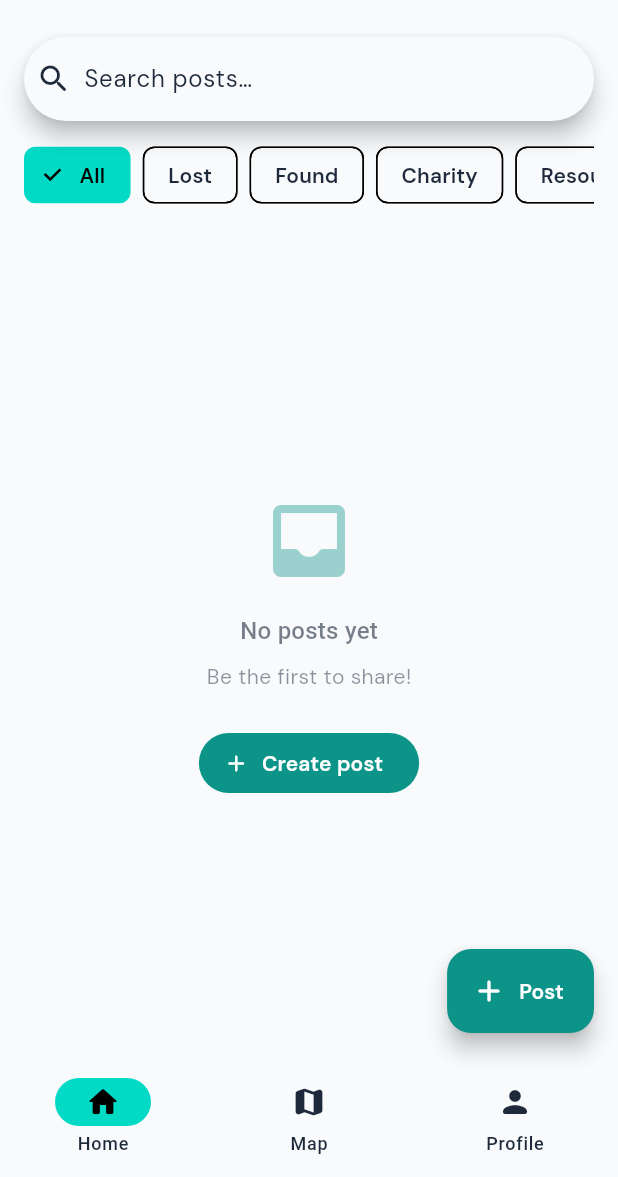
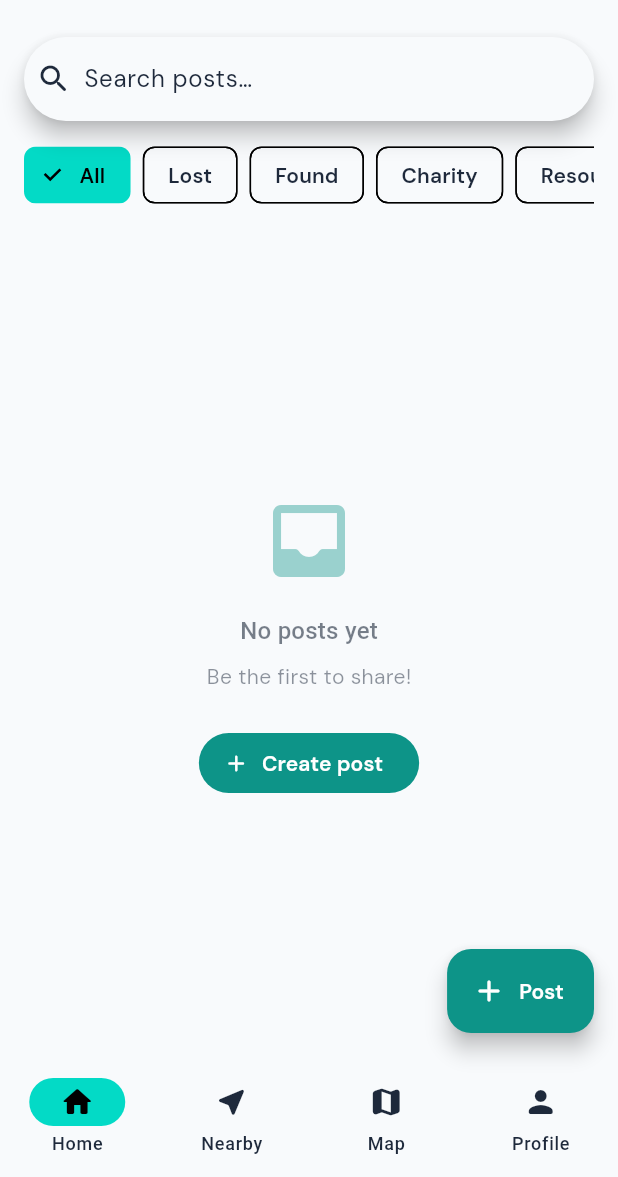
Before and after one commit to mqasim434/Civic-Citizen, a Flutter app: the MainShell screen opened by its route, after a tap on "All", on a phone screen of 412 x 824 dp, the part 59-1236 px from its top. Run offline on Flutter 3.47's test engine with Material 3 defaults, Android fonts, the phone set to English and light mode, and no system bars; our stand-ins replace cloud_firestore, firebase_auth, firebase_core, flutter_animate, flutter_local_notifications, geocoding and 7 more; missing offline and left inert: custom_info_window, google_mlkit_face_detection, mobile_scanner; accounts and stored records are empty.

Commit message:
feat: Implemented nearby items screen with functionality

```diff
--- a/lib/features/home/views/main_shell.dart
+++ b/lib/features/home/views/main_shell.dart
@@ -3,6 +3,7 @@ import 'package:flutter/material.dart';
 import '../../../core/constants/app_constants.dart';
 import '../../../core/routes/app_router.dart';
 import 'dashboard_view.dart';
+import 'nearby_posts_view.dart';
 import '../../profile/views/profile_view.dart';
 import '../views/map_placeholder_view.dart';
 
@@ -19,6 +20,7 @@ class _MainShellState extends State<MainShell> {
 
   static const _tabs = [
     _TabItem(icon: Icons.home_rounded, label: 'Home'),
+    _TabItem(icon: Icons.near_me_rounded, label: 'Nearby'),
     _TabItem(icon: Icons.map_rounded, label: 'Map'),
     _TabItem(icon: Icons.person_rounded, label: 'Profile'),
   ];
@@ -30,6 +32,7 @@ class _MainShellState extends State<MainShell> {
         index: _index,
         children: const [
           DashboardView(),
+          NearbyPostsView(),
           MapPostsView(),
           ProfileView(),
         ],
--- a/lib/features/home/views/map_placeholder_view.dart
+++ b/lib/features/home/views/map_placeholder_view.dart
@@ -11,6 +11,7 @@ import '../../../core/constants/app_constants.dart';
 import '../../../core/routes/app_router.dart';
 import '../../posts/controllers/post_controller.dart';
 import '../../posts/models/post_model.dart';
+import '../../posts/utils/post_search_filter.dart';
 
 class MapPostsView extends StatefulWidget {
   const MapPostsView({super.key});
@@ -34,6 +35,9 @@ class _MapPostsViewState extends State<MapPostsView> {
 
   PostModule? _moduleFilter;
   String? _categoryFilter;
+  double? _radiusKm;
+  double? _userLatitude;
+  double? _userLongitude;
   bool _didCenterOnUser = false;
 
   @override
@@ -64,15 +68,46 @@ class _MapPostsViewState extends State<MapPostsView> {
             future: _buildMarkerCoordinates(visiblePosts),
             builder: (context, coordSnap) {
               final markerCoords = coordSnap.data ?? const <String, LatLng>{};
-              final markerPosts = visiblePosts
+              var markerPosts = visiblePosts
                   .where((p) => markerCoords.containsKey(p.id))
                   .toList();
+              if (_radiusKm != null &&
+                  _userLatitude != null &&
+                  _userLongitude != null) {
+                markerPosts = markerPosts.where((post) {
+                  final coords = markerCoords[post.id]!;
+                  return PostSearchFilter.distanceKm(
+                        _userLatitude!,
+                        _userLongitude!,
+                        coords.latitude,
+                        coords.longitude,
+                      ) <=
+                      _radiusKm!;
+                }).toList();
+              }
               final markers = _buildMarkers(markerPosts, markerCoords);
+              final theme = Theme.of(context);
+              final circles = _radiusKm != null &&
+                      _userLatitude != null &&
+                      _userLongitude != null
+                  ? {
+                      Circle(
+                        circleId: const CircleId('nearby_radius'),
+                        center: LatLng(_userLatitude!, _userLongitude!),
+                        radius: _radiusKm! * 1000,
+                        fillColor: theme.colorScheme.primary
+                            .withValues(alpha: 0.12),
+                        strokeColor: theme.colorScheme.primary,
+                        strokeWidth: 2,
+                      ),
+                    }
+                  : const <Circle>{};
               return Stack(
                 children: [
                   GoogleMap(
                     initialCameraPosition: _defaultCamera,
                     markers: markers,
+                    circles: circles,
                     myLocationButtonEnabled: true,
                     myLocationEnabled: true,
                     onTap: (_) => _customInfoWindowController.hideInfoWindow!(),
@@ -92,6 +127,7 @@ class _MapPostsViewState extends State<MapPostsView> {
                     child: _MapFilters(
                       moduleFilter: _moduleFilter,
                       categoryFilter: _categoryFilter,
+                      radiusKm: _radiusKm,
                       categories: availableCategories,
                       onModuleSelected: (module) => setState(() {
                         _moduleFilter = module;
@@ -99,6 +135,10 @@ class _MapPostsViewState extends State<MapPostsView> {
                       }),
                       onCategorySelected: (category) => setState(() {
                         _categoryFilter = category;
+                        _customInfoWindowController.hideInfoWindow!();
+                      }),
+                      onRadiusSelected: (radius) => setState(() {
+                        _radiusKm = radius;
                         _customInfoWindowController.hideInfoWindow!();
                       }),
                     ),
@@ -173,6 +213,12 @@ class _MapPostsViewState extends State<MapPostsView> {
         return;
       }
       final pos = await Geolocator.getCurrentPosition();
+      if (mounted) {
+        setState(() {
+          _userLatitude = pos.latitude;
+          _userLongitude = pos.longitude;
+        });
+      }
       await _moveTo(LatLng(pos.latitude, pos.longitude));
     } catch (_) {
       // Keep default camera target if current location can't be resolved.
@@ -378,16 +424,20 @@ class _MapFilters extends StatelessWidget {
   const _MapFilters({
     required this.moduleFilter,
     required this.categoryFilter,
+    required this.radiusKm,
     required this.categories,
     required this.onModuleSelected,
     required this.onCategorySelected,
+    required this.onRadiusSelected,
   });
 
   final PostModule? moduleFilter;
   final String? categoryFilter;
+  final double? radiusKm;
   final List<String> categories;
   final ValueChanged<PostModule?> onModuleSelected;
   final ValueChanged<String?> onCategorySelected;
+  final ValueChanged<double?> onRadiusSelected;
 
   @override
   Widget build(BuildContext context) {
@@ -457,6 +507,33 @@ class _MapFilters extends StatelessWidget {
                 ),
               ),
             ],
+            const SizedBox(height: 8),
+            SizedBox(
+              height: 34,
+              child: ListView(
+                scrollDirection: Axis.horizontal,
+                children: [
+                  Padding(
+                    padding: const EdgeInsets.only(right: 8),
+                    child: FilterChip(
+                      label: const Text('Any distance'),
+                      selected: radiusKm == null,
+                      onSelected: (_) => onRadiusSelected(null),
+                    ),
+                  ),
+                  ...PostSearchFilter.radiusOptionsKm.map(
+                    (km) => Padding(
+                      padding: const EdgeInsets.only(right: 8),
+                      child: FilterChip(
+                        label: Text('${km.toStringAsFixed(km == km.roundToDouble() ? 0 : 1)} km'),
+                        selected: radiusKm == km,
+                        onSelected: (_) => onRadiusSelected(km),
+                      ),
+                    ),
+                  ),
+                ],
+              ),
+            ),
           ],
         ),
       ),
--- /dev/null
+++ b/lib/features/home/views/nearby_posts_view.dart
@@ -0,0 +1,274 @@
+import 'package:flutter/material.dart';
+import 'package:geolocator/geolocator.dart';
+import 'package:provider/provider.dart';
+
+import '../../../core/constants/app_constants.dart';
+import '../../../core/routes/app_router.dart';
+import '../../../shared/widgets/notification_bell_button.dart';
+import '../../posts/controllers/post_controller.dart';
+import '../../posts/models/post_model.dart';
+import '../../posts/utils/post_search_filter.dart';
+import '../../posts/views/post_card.dart';
+
+/// Posts near the user's current location, sorted by distance.
+class NearbyPostsView extends StatefulWidget {
+  const NearbyPostsView({super.key});
+
+  @override
+  State<NearbyPostsView> createState() => _NearbyPostsViewState();
+}
+
+class _NearbyPostsViewState extends State<NearbyPostsView>
+    with AutomaticKeepAliveClientMixin {
+  PostModule? _module;
+  double _radiusKm = PostSearchFilter.defaultNearbyRadiusKm;
+  double? _userLatitude;
+  double? _userLongitude;
+  bool _loadingLocation = true;
+  String? _locationError;
+
+  @override
+  bool get wantKeepAlive => true;
+
+  @override
+  void initState() {
+    super.initState();
+    _loadLocation();
+  }
+
+  Future<void> _loadLocation() async {
+    setState(() {
+      _loadingLocation = true;
+      _locationError = null;
+    });
+    try {
+      var permission = await Geolocator.checkPermission();
+      if (permission == LocationPermission.denied) {
+        permission = await Geolocator.requestPermission();
+      }
+      if (permission == LocationPermission.denied ||
+          permission == LocationPermission.deniedForever) {
+        setState(() {
+          _locationError =
+              'Location permission is required to show nearby posts.';
+          _loadingLocation = false;
+        });
+        return;
+      }
+      final pos = await Geolocator.getCurrentPosition();
+      setState(() {
+        _userLatitude = pos.latitude;
+        _userLongitude = pos.longitude;
+        _loadingLocation = false;
+      });
+    } catch (_) {
+      setState(() {
+        _locationError = 'Could not get your location. Pull to retry.';
+        _loadingLocation = false;
+      });
+    }
+  }
+
+  @override
+  Widget build(BuildContext context) {
+    super.build(context);
+    final theme = Theme.of(context);
+
+    return Scaffold(
+      body: RefreshIndicator(
+        onRefresh: _loadLocation,
+        child: CustomScrollView(
+          physics: const AlwaysScrollableScrollPhysics(),
+          slivers: [
+            SliverAppBar(
+              floating: true,
+              title: const Text('Nearby'),
+              actions: [
+                IconButton(
+                  icon: const Icon(Icons.my_location_rounded),
+                  tooltip: 'Refresh location',
+                  onPressed: _loadingLocation ? null : _loadLocation,
+                ),
+                const NotificationBellButton(),
+              ],
+            ),
+            SliverToBoxAdapter(
+              child: Padding(
+                padding: const EdgeInsets.fromLTRB(16, 8, 16, 0),
+                child: Text(
+                  'Posts within ${_radiusKm.toStringAsFixed(_radiusKm == _radiusKm.roundToDouble() ? 0 : 1)} km of you, nearest first.',
+                  style: theme.textTheme.bodyMedium?.copyWith(
+                    color: theme.colorScheme.onSurface.withValues(alpha: 0.7),
+                  ),
+                ),
+              ),
+            ),
+            SliverToBoxAdapter(
+              child: Padding(
+                padding: const EdgeInsets.fromLTRB(16, 12, 16, 8),
+                child: Wrap(
+                  spacing: 8,
+                  runSpacing: 8,
+                  children: PostSearchFilter.radiusOptionsKm
+                      .where((km) => km <= 10)
+                      .map(
+                        (km) => ChoiceChip(
+                          label: Text('${km.toStringAsFixed(km == km.roundToDouble() ? 0 : 1)} km'),
+                          selected: _radiusKm == km,
+                          onSelected: (_) => setState(() => _radiusKm = km),
+                        ),
+                      )
+                      .toList(),
+                ),
+              ),
+            ),
+            SliverToBoxAdapter(
+              child: Padding(
+                padding: const EdgeInsets.fromLTRB(16, 0, 16, 12),
+                child: SingleChildScrollView(
+                  scrollDirection: Axis.horizontal,
+                  child: Row(
+                    children: [
+                      FilterChip(
+                        label: const Text('All'),
+                        selected: _module == null,
+                        onSelected: (_) => setState(() => _module = null),
+                      ),
+                      const SizedBox(width: 8),
+                      ...PostModule.values.map(
+                        (m) => Padding(
+                          padding: const EdgeInsets.only(right: 8),
+                          child: FilterChip(
+                            label: Text(m.label),
+                            selected: _module == m,
+                            onSelected: (_) => setState(() => _module = m),
+                          ),
+                        ),
+                      ),
+                    ],
+                  ),
+                ),
+              ),
+            ),
+            if (_loadingLocation)
+              const SliverFillRemaining(
+                child: Center(child: CircularProgressIndicator()),
+              )
+            else if (_locationError != null)
+              SliverFillRemaining(
+                hasScrollBody: false,
+                child: Center(
+                  child: Padding(
+                    padding: const EdgeInsets.all(24),
+                    child: Column(
+                      mainAxisAlignment: MainAxisAlignment.center,
+                      children: [
+                        Icon(
+                          Icons.location_off_rounded,
+                          size: 56,
+                          color: theme.colorScheme.outline,
+                        ),
+                        const SizedBox(height: 16),
+                        Text(
+                          _locationError!,
+                          textAlign: TextAlign.center,
+                          style: theme.textTheme.bodyLarge,
+                        ),
+                        const SizedBox(height: 16),
+                        FilledButton.icon(
+                          onPressed: _loadLocation,
+                          icon: const Icon(Icons.refresh_rounded),
+                          label: const Text('Try again'),
+                        ),
+                      ],
+                    ),
+                  ),
+                ),
+              )
+            else
+              StreamBuilder<List<PostModel>>(
+                stream: context.read<PostController>().watchPosts(module: _module),
+                builder: (context, snap) {
+                  if (snap.connectionState == ConnectionState.waiting) {
+                    return const SliverFillRemaining(
+                      child: Center(child: CircularProgressIndicator()),
+                    );
+                  }
+
+                  final nearby = PostSearchFilter.nearbyPosts(
+                    posts: snap.data ?? [],
+                    userLatitude: _userLatitude!,
+                    userLongitude: _userLongitude!,
+                    radiusKm: _radiusKm,
+                    module: _module,
+                  );
+
+                  if (nearby.isEmpty) {
+                    return SliverFillRemaining(
+                      hasScrollBody: false,
+                      child: Center(
+                        child: Padding(
+                          padding: const EdgeInsets.all(24),
+                          child: Column(
+                            mainAxisAlignment: MainAxisAlignment.center,
+                            children: [
+                              Icon(
+                                Icons.near_me_disabled_rounded,
+                                size: 56,
+                                color: theme.colorScheme.outline,
+                              ),
+                              const SizedBox(height: 16),
+                              Text(
+                                'No posts nearby',
+                                style: theme.textTheme.titleMedium,
+                              ),
+                              const SizedBox(height: 8),
+                              Text(
+                                'Try a larger radius or check back later. '
+                                'Only posts with map coordinates appear here.',
+                                textAlign: TextAlign.center,
+                                style: theme.textTheme.bodyMedium?.copyWith(
+                                  color: theme.colorScheme.onSurface
+                                      .withValues(alpha: 0.6),
+                                ),
+                              ),
+                            ],
+                          ),
+                        ),
+                      ),
+                    );
+                  }
+
+                  return SliverPadding(
+                    padding: const EdgeInsets.fromLTRB(16, 0, 16, 24),
+                    sliver: SliverList(
+                      delegate: SliverChildBuilderDelegate(
+                        (_, i) {
+                          final item = nearby[i];
+                          return Padding(
+                            padding: const EdgeInsets.only(bottom: 12),
+                            child: PostCard(
+                              key: ValueKey(item.post.id),
+                              post: item.post,
+                              distanceLabel: PostSearchFilter.formatDistanceKm(
+                                item.distanceKm,
+                              ),
+                              onTap: () => navigatorKey.currentState?.pushNamed(
+                                AppConstants.routePostDetail,
+                                arguments: item.post,
+                              ),
+                            ),
+                          );
+                        },
+                        childCount: nearby.length,
+                      ),
+                    ),
+                  );
+                },
+              ),
+          ],
+        ),
+      ),
+    );
+  }
+}
--- a/lib/features/posts/utils/post_search_filter.dart
+++ b/lib/features/posts/utils/post_search_filter.dart
@@ -7,6 +7,43 @@ class PostSearchFilter {
   PostSearchFilter._();
 
   static const radiusOptionsKm = <double>[1, 3, 5, 10];
+
+  /// Default radius for the Nearby tab (proposal: 1–5 km).
+  static const double defaultNearbyRadiusKm = 5;
+
+  /// Posts within [radiusKm] of the user, sorted nearest first.
+  static List<({PostModel post, double distanceKm})> nearbyPosts({
+    required List<PostModel> posts,
+    required double userLatitude,
+    required double userLongitude,
+    required double radiusKm,
+    PostModule? module,
+  }) {
+    final results = <({PostModel post, double distanceKm})>[];
+    for (final post in posts) {
+      if (!post.isPubliclyListed || post.isInappropriate) continue;
+      if (module != null && post.module != module) continue;
+      final coords = coordinatesFor(post);
+      if (coords == null) continue;
+      final d = distanceKm(
+        userLatitude,
+        userLongitude,
+        coords.lat,
+        coords.lng,
+      );
+      if (d <= radiusKm) {
+        results.add((post: post, distanceKm: d));
+      }
+    }
+    results.sort((a, b) => a.distanceKm.compareTo(b.distanceKm));
+    return results;
+  }
+
+  static String formatDistanceKm(double km) {
+    if (km < 1) return '${(km * 1000).round()} m away';
+    if (km < 10) return '${km.toStringAsFixed(1)} km away';
+    return '${km.round()} km away';
+  }
 
   static List<PostModel> apply({
     required List<PostModel> posts,
```
Also changed, not shown: lib/features/posts/views/post_card.dart (+18 -0 lines), 1 other file.
